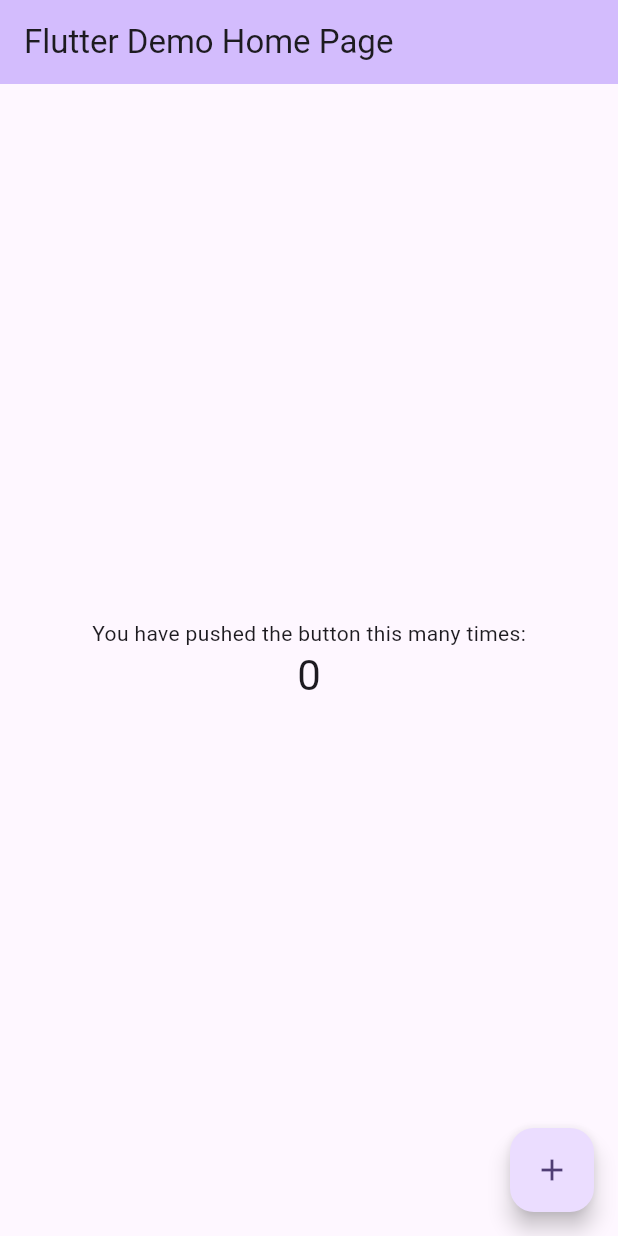
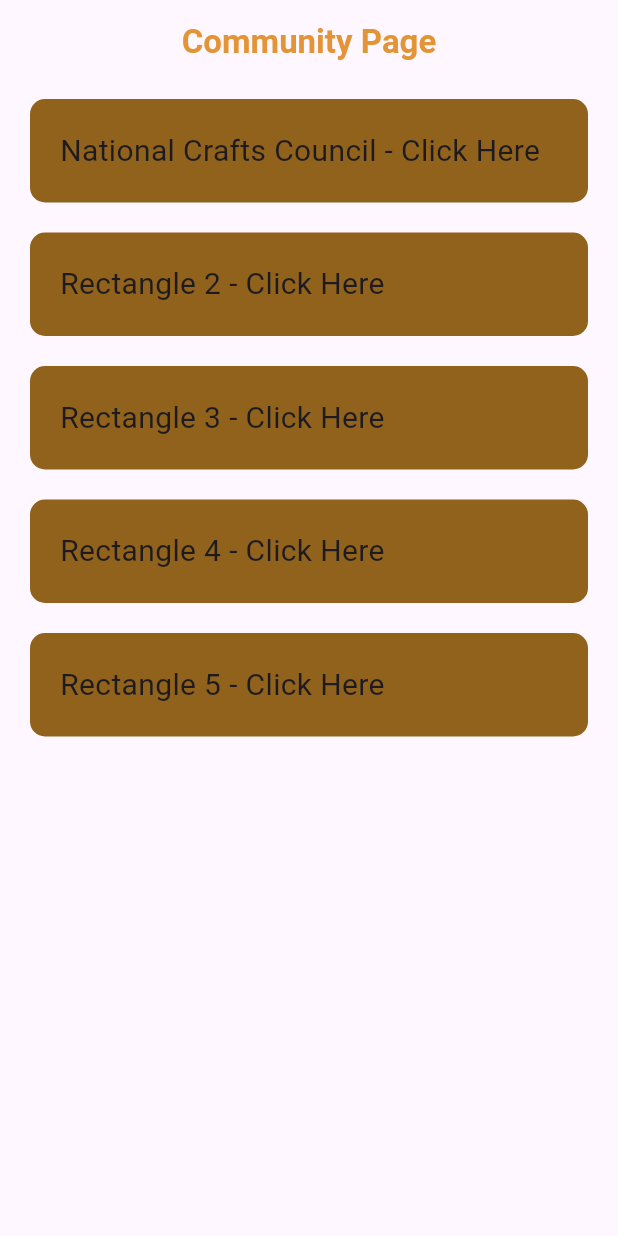
Before and after one commit to kasunipalliyaguruge/HandiChatCraft, a Flutter app: the screen it shows after launch, on a phone screen of 412 x 824 dp. Run offline on Flutter 3.47's test engine with Material 3 defaults, Android fonts, the phone set to English and light mode, and no system bars.

Commit message:
second commit

```diff
--- /dev/null
+++ b/handichatcraft_w1956102/lib/communitypage.dart
@@ -0,0 +1,79 @@
+import 'package:flutter/material.dart';
+// ignore: depend_on_referenced_packages
+import 'package:url_launcher/url_launcher.dart';
+
+class Communitypage extends StatelessWidget {
+  const Communitypage({super.key});
+
+  @override
+  Widget build(BuildContext context) {
+    return Scaffold(
+      appBar: AppBar(
+        centerTitle: true,
+        title: const Text(
+          'Community Page',
+          style: TextStyle(
+            color: Color.fromARGB(222, 222, 133, 24),
+            fontWeight: FontWeight.bold,
+          ),
+        ),
+      ),
+      body: Column(
+        crossAxisAlignment: CrossAxisAlignment.stretch,
+        children: [
+          _buildRectangle(
+              text: "National Crafts Council - Click Here",
+              onTap: () {
+                launchURL('https://craftscouncil.gov.lk/');
+              }),
+          _buildRectangle(
+              text: "Rectangle 2 - Click Here",
+              onTap: () {
+                launchURL('https://craftscouncil.gov.lk/');
+              }),
+          _buildRectangle(
+              text: "Rectangle 3 - Click Here",
+              onTap: () {
+                launchURL('https://craftscouncil.gov.lk/');
+              }),
+          _buildRectangle(
+              text: "Rectangle 4 - Click Here",
+              onTap: () {
+                launchURL('https://craftscouncil.gov.lk/');
+              }),
+          _buildRectangle(
+              text: "Rectangle 5 - Click Here",
+              onTap: () {
+                launchURL('https://craftscouncil.gov.lk/');
+              }),
+        ],
+      ),
+    );
+  }
+
+  Widget _buildRectangle({required String text, required VoidCallback onTap}) {
+    return GestureDetector(
+      onTap: onTap,
+      child: Container(
+        margin: const EdgeInsets.symmetric(vertical: 10, horizontal: 20),
+        padding: const EdgeInsets.all(20),
+        decoration: BoxDecoration(
+          color: const Color.fromARGB(232, 134, 83, 5),
+          borderRadius: BorderRadius.circular(10),
+        ),
+        child: Text(
+          text,
+          style: const TextStyle(fontSize: 20),
+        ),
+      ),
+    );
+  }
+
+  void launchURL(String url) async {
+    if (await canLaunch(url)) {
+      await launch(url);
+    } else {
+      throw 'Could not launch $url';
+    }
+  }
+}
--- a/handichatcraft_w1956102/lib/main.dart
+++ b/handichatcraft_w1956102/lib/main.dart
@@ -1,4 +1,5 @@
 import 'package:flutter/material.dart';
+import 'package:handichatcraft_w1956102/communitypage.dart';
 
 void main() {
   runApp(const MyApp());
@@ -7,119 +8,12 @@ void main() {
 class MyApp extends StatelessWidget {
   const MyApp({super.key});
 
-  // This widget is the root of your application.
   @override
   Widget build(BuildContext context) {
-    return MaterialApp(
-      title: 'Flutter Demo',
-      theme: ThemeData(
-        // This is the theme of your application.
-        //
-        // TRY THIS: Try running your application with "flutter run". You'll see
-        // the application has a purple toolbar. Then, without quitting the app,
-        // try changing the seedColor in the colorScheme below to Colors.green
-        // and then invoke "hot reload" (save your changes or press the "hot
-        // reload" button in a Flutter-supported IDE, or press "r" if you used
-        // the command line to start the app).
-        //
-        // Notice that the counter didn't reset back to zero; the application
-        // state is not lost during the reload. To reset the state, use hot
-        // restart instead.
-        //
-        // This works for code too, not just values: Most code changes can be
-        // tested with just a hot reload.
-        colorScheme: ColorScheme.fromSeed(seedColor: Colors.deepPurple),
-        useMaterial3: true,
-      ),
-      home: const MyHomePage(title: 'Flutter Demo Home Page'),
+    return const MaterialApp(
+      title: 'Community Page',
+      debugShowCheckedModeBanner: false,
+      home: Communitypage(),
     );
   }
 }
-
-class MyHomePage extends StatefulWidget {
-  const MyHomePage({super.key, required this.title});
-
-  // This widget is the home page of your application. It is stateful, meaning
-  // that it has a State object (defined below) that contains fields that affect
-  // how it looks.
-
-  // This class is the configuration for the state. It holds the values (in this
-  // case the title) provided by the parent (in this case the App widget) and
-  // used by the build method of the State. Fields in a Widget subclass are
-  // always marked "final".
-
-  final String title;
-
-  @override
-  State<MyHomePage> createState() => _MyHomePageState();
-}
-
-class _MyHomePageState extends State<MyHomePage> {
-  int _counter = 0;
-
-  void _incrementCounter() {
-    setState(() {
-      // This call to setState tells the Flutter framework that something has
-      // changed in this State, which causes it to rerun the build method below
-      // so that the display can reflect the updated values. If we changed
-      // _counter without calling setState(), then the build method would not be
-      // called again, and so nothing would appear to happen.
-      _counter++;
-    });
-  }
-
-  @override
-  Widget build(BuildContext context) {
-    // This method is rerun every time setState is called, for instance as done
-    // by the _incrementCounter method above.
-    //
-    // The Flutter framework has been optimized to make rerunning build methods
-    // fast, so that you can just rebuild anything that needs updating rather
-    // than having to individually change instances of widgets.
-    return Scaffold(
-      appBar: AppBar(
-        // TRY THIS: Try changing the color here to a specific color (to
-        // Colors.amber, perhaps?) and trigger a hot reload to see the AppBar
-        // change color while the other colors stay the same.
-        backgroundColor: Theme.of(context).colorScheme.inversePrimary,
-        // Here we take the value from the MyHomePage object that was created by
-        // the App.build method, and use it to set our appbar title.
-        title: Text(widget.title),
-      ),
-      body: Center(
-        // Center is a layout widget. It takes a single child and positions it
-        // in the middle of the parent.
-        child: Column(
-          // Column is also a layout widget. It takes a list of children and
-          // arranges them vertically. By default, it sizes itself to fit its
-          // children horizontally, and tries to be as tall as its parent.
-          //
-          // Column has various properties to control how it sizes itself and
-          // how it positions its children. Here we use mainAxisAlignment to
-          // center the children vertically; the main axis here is the vertical
-          // axis because Columns are vertical (the cross axis would be
-          // horizontal).
-          //
-          // TRY THIS: Invoke "debug painting" (choose the "Toggle Debug Paint"
-          // action in the IDE, or press "p" in the console), to see the
-          // wireframe for each widget.
-          mainAxisAlignment: MainAxisAlignment.center,
-          children: <Widget>[
-            const Text(
-              'You have pushed the button this many times:',
-            ),
-            Text(
-              '$_counter',
-              style: Theme.of(context).textTheme.headlineMedium,
-            ),
-          ],
-        ),
-      ),
-      floatingActionButton: FloatingActionButton(
-        onPressed: _incrementCounter,
-        tooltip: 'Increment',
-        child: const Icon(Icons.add),
-      ), // This trailing comma makes auto-formatting nicer for build methods.
-    );
-  }
-}
--- a/handichatcraft_w1956102/pubspec.yaml
+++ b/handichatcraft_w1956102/pubspec.yaml
@@ -35,6 +35,7 @@ dependencies:
   # The following adds the Cupertino Icons font to your application.
   # Use with the CupertinoIcons class for iOS style icons.
   cupertino_icons: ^1.0.2
+  url_launcher: ^6.2.5
 
 dev_dependencies:
   flutter_test:
```
Also changed, not shown: handichatcraft_w1956102/pubspec.lock, 5 other files.
